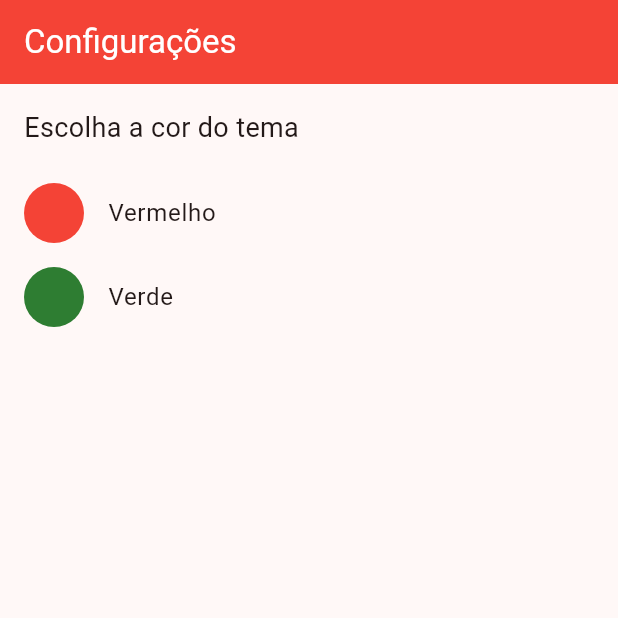
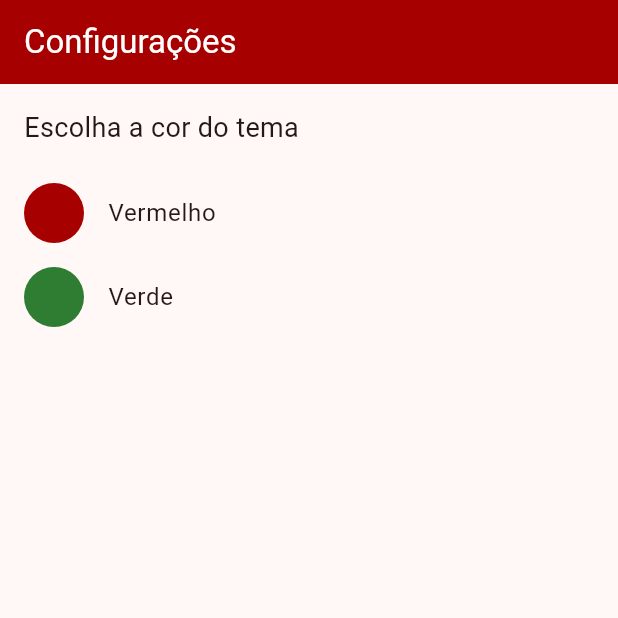
Before and after one commit to AntonioIvoDeOliveiraSouza/app-olimpo, a Flutter app: the ConfigScreen screen opened directly, after a tap on "Vermelho", on a phone screen of 412 x 824 dp, the top half of it. Run offline on Flutter 3.47's test engine with Material 3 defaults, Android fonts, the phone set to English and light mode, and no system bars.

Commit message:
just changing a color

```diff
--- a/lib/screens/config_screen.dart
+++ b/lib/screens/config_screen.dart
@@ -20,10 +20,10 @@ class ConfigScreen extends StatelessWidget {
             child: Text("Escolha a cor do tema", style: TextStyle(fontSize: 18),)
           ),
           ListTile(
-            leading: CircleAvatar(backgroundColor: Colors.red,),
+            leading: CircleAvatar(backgroundColor: const Color.fromARGB(255, 167, 0, 0),),
             title: Text("Vermelho"),
             onTap: (){
-              PreferenceTheme.changeColor(Colors.red);
+              PreferenceTheme.changeColor(const Color.fromARGB(255, 167, 0, 0));
             },
           ),
           ListTile(
```
